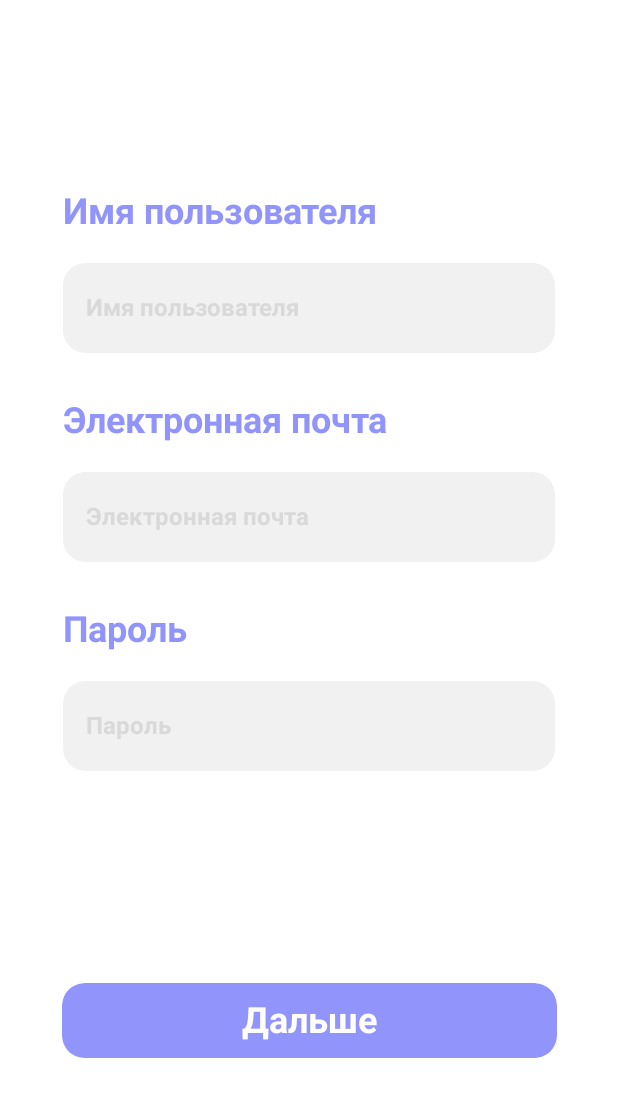
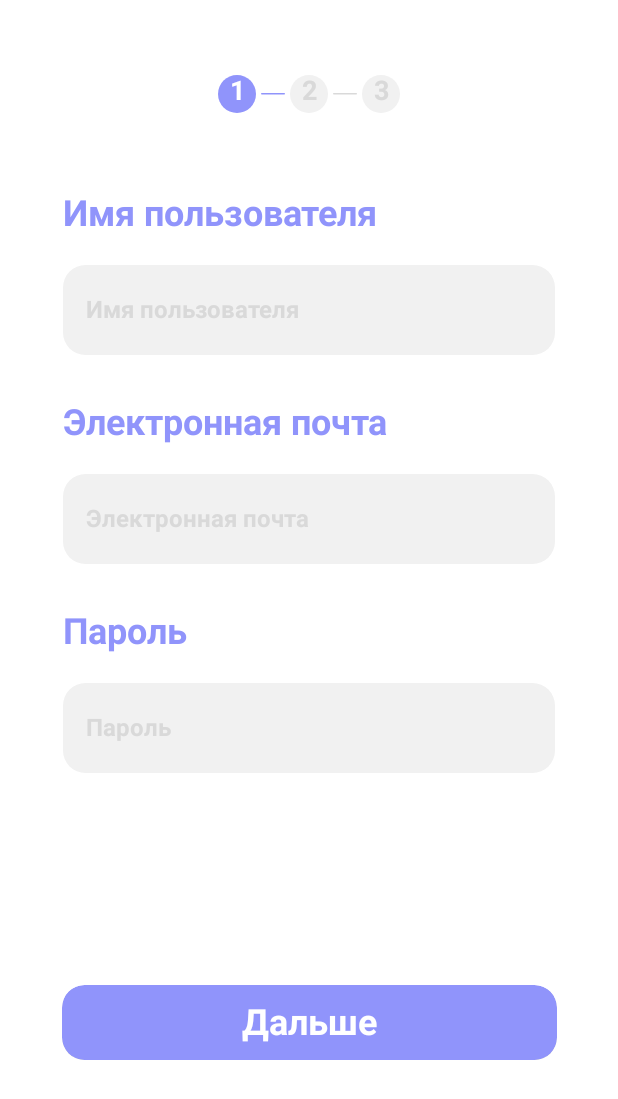
Before and after one commit to Turtle-Team/NoLimits4WebHackaton, an Android app built with Jetpack Compose: the RegisterScreen screen opened through its navigation route, on a phone screen of 412 x 824 dp. Shown: the top 1099 px of the screen. Run offline under Robolectric (Android 15) with nearby library versions, the phone set to English and light mode, and no system bars; libraries missing offline, so code that uses them is left out: com.squareup.sqldelight.

Commit message:
добавил этапы

```diff
--- a/androidApp/src/main/java/com/lyadsky/nolimits4webapp/android/features/register/RegisterScreen.kt
+++ b/androidApp/src/main/java/com/lyadsky/nolimits4webapp/android/features/register/RegisterScreen.kt
@@ -9,12 +9,20 @@ import androidx.compose.ui.Alignment
 import androidx.compose.ui.Modifier
 import androidx.compose.ui.graphics.Color
 import androidx.compose.ui.unit.dp
+import com.lyadsky.nolimits4webapp.android.features.views.bars.StageBar
 import com.lyadsky.nolimits4webapp.android.features.views.buttons.CommonButton
 import com.lyadsky.nolimits4webapp.android.features.views.edit_texts.CommonEditText
 
 @Composable
 fun RegisterScreen() {
-    Column(Modifier.fillMaxSize().padding(top = 127.dp), horizontalAlignment = Alignment.CenterHorizontally) {
+    Column(
+        Modifier
+            .fillMaxSize()
+            .padding(top = 50.dp), horizontalAlignment = Alignment.CenterHorizontally
+    ) {
+
+        StageBar(number = 1)
+        Divider(Modifier.padding(top = 52.dp), color = Color.White)
 
         CommonEditText(title = "Имя пользователя")
         Divider(Modifier.padding(top = 30.dp), color = Color.White)
--- /dev/null
+++ b/androidApp/src/main/java/com/lyadsky/nolimits4webapp/android/features/views/bars/StageBar.kt
@@ -0,0 +1,80 @@
+package com.lyadsky.nolimits4webapp.android.features.views.bars
+
+import androidx.compose.foundation.background
+import androidx.compose.foundation.layout.*
+import androidx.compose.foundation.shape.CircleShape
+import androidx.compose.material.Icon
+import androidx.compose.material.Text
+import androidx.compose.runtime.Composable
+import androidx.compose.ui.Alignment
+import androidx.compose.ui.Modifier
+import androidx.compose.ui.graphics.Color
+import androidx.compose.ui.res.painterResource
+import androidx.compose.ui.text.TextStyle
+import androidx.compose.ui.text.font.FontWeight
+import androidx.compose.ui.text.style.TextAlign
+import androidx.compose.ui.unit.dp
+import androidx.compose.ui.unit.sp
+import com.lyadsky.nolimits4webapp.android.R
+
+@Composable
+fun StageBar(number: Int) {
+    Row (horizontalArrangement = Arrangement.Center, verticalAlignment = Alignment.CenterVertically) {
+        Text(
+            text = "$number", modifier = Modifier
+                .background(
+                    color = if (number == 1) Color(0xFF9094FB) else Color(0xFFF1F1F1),
+                    shape = CircleShape
+                )
+                .size(25.dp),
+            style = TextStyle(
+                color = if (number == 1) Color.White else Color(0xFFD9D9D9),
+                fontSize = 18.sp,
+                textAlign = TextAlign.Center ,
+                fontWeight = FontWeight(700)
+            )
+        )
+
+        Icon(
+            painter = painterResource(id = R.drawable.ic_line_stage), contentDescription = "",
+            tint = if (number == 1) Color(0xFF9094FB) else Color(0xFFD9D9D9),
+            modifier = Modifier.padding(horizontal = 3.dp).width(16.dp)
+        )
+
+        Text(
+            text = "${number+1}", modifier = Modifier
+                .background(
+                    color = if (number == 2) Color(0xFF9094FB) else Color(0xFFF1F1F1),
+                    shape = CircleShape
+                )
+                .size(25.dp),
+            style = TextStyle(
+                color = if (number == 2) Color.White else Color(0xFFD9D9D9),
+                fontSize = 18.sp,
+                textAlign = TextAlign.Center ,
+                fontWeight = FontWeight(700)
+            )
+        )
+
+        Icon(
+            painter = painterResource(id = R.drawable.ic_line_stage), contentDescription = "",
+            tint = if (number == 2) Color(0xFF9094FB) else Color(0xFFD9D9D9),
+            modifier = Modifier.padding(horizontal = 3.dp)
+        )
+
+        Text(
+            text = "${number+2}", modifier = Modifier
+                .background(
+                    color = if (number == 2) Color(0xFF9094FB) else Color(0xFFF1F1F1),
+                    shape = CircleShape
+                )
+                .size(25.dp),
+            style = TextStyle(
+                color = if (number == 2) Color.White else Color(0xFFD9D9D9),
+                fontSize = 18.sp,
+                textAlign = TextAlign.Center ,
+                fontWeight = FontWeight(700)
+            )
+        )
+    }
+}
--- /dev/null
+++ b/androidApp/src/main/res/drawable/ic_line_stage.xml
@@ -0,0 +1,12 @@
+<vector xmlns:android="http://schemas.android.com/apk/res/android"
+    android:width="16dp"
+    android:height="1dp"
+    android:viewportWidth="16"
+    android:viewportHeight="1">
+  <path
+      android:strokeWidth="1"
+      android:pathData="M0.5,0.5L15.5,0.5"
+      android:fillColor="#00000000"
+      android:strokeColor="#9094FB"
+      android:strokeLineCap="round"/>
+</vector>
```
